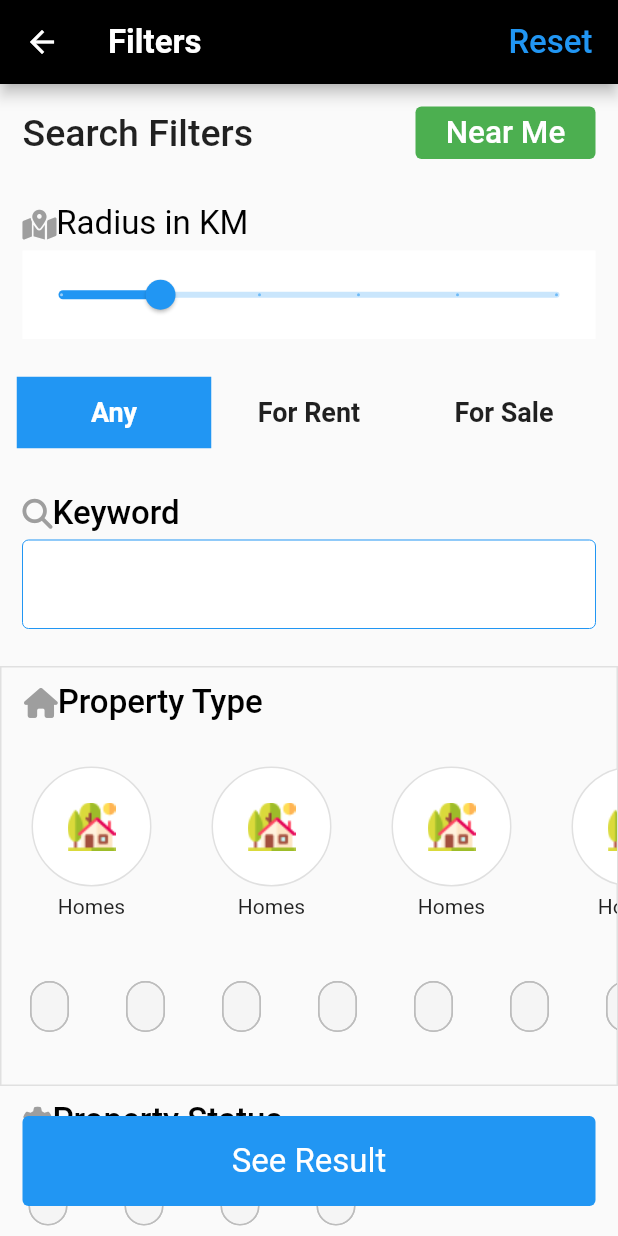
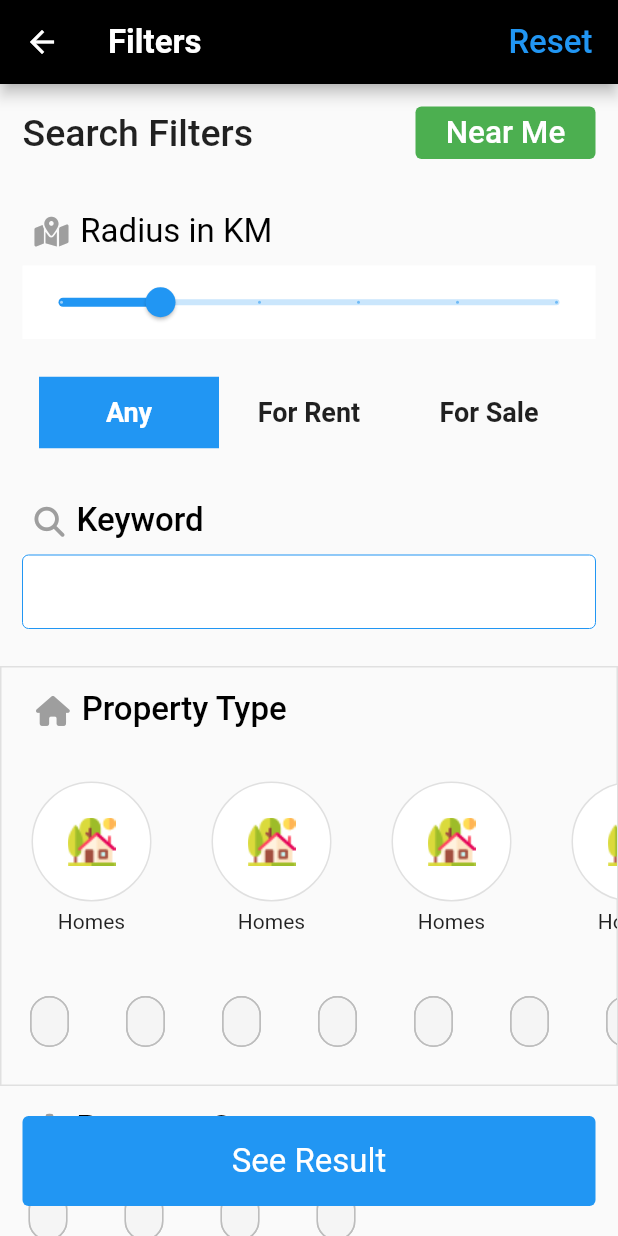
Before and after one commit to waqarabbas66/propertya_app, a Flutter app: the FiltersPage screen opened directly, on a phone screen of 412 x 824 dp. Run offline on Flutter 3.47's test engine with Material 2 defaults, Android fonts, the phone set to English and light mode, and no system bars; drawn by our look-alikes of auto_size_text; our stand-ins replace carousel_slider, flutter_rating_bar, flutter_spinkit, flutter_translate, font_awesome_flutter, google_maps_flutter and 1 more; missing offline and left inert: flutter_animated_dialog; accounts and stored records are empty; statements that could not run were skipped.

Commit message:
Edited ListPage & FilterPage

```diff
--- a/lib/UI/Views/DetailsPageOptions/AttachmentsListPage.dart
+++ b/lib/UI/Views/DetailsPageOptions/AttachmentsListPage.dart
@@ -47,9 +47,9 @@ class _AttachmentsListPageState extends State<AttachmentsListPage> {
                     ),
                   ),
                   title: AutoSizeText("Home-Attachment-Report",
-                    maxLines: 2,
+                    maxLines: 1,
                     style: TextStyle(
-                        fontSize: 23,
+                        fontSize: 20,
                         fontWeight: FontWeight.w400
                     ),
                   ),
--- a/lib/UI/Views/FiltersPage.dart
+++ b/lib/UI/Views/FiltersPage.dart
@@ -124,7 +124,10 @@ class _FiltersPageState extends State<FiltersPage> {
                                 children: [
                                   Row(
                                     children: [
-                                      FaIcon(FontAwesomeIcons.mapMarkedAlt, color: Color5, size: 20,),
+                                      Padding(
+                                        padding: const EdgeInsets.all(8.0),
+                                        child: FaIcon(FontAwesomeIcons.mapMarkedAlt, color: Color5, size: 20,),
+                                      ),
                                       AutoSizeText(
                                         translate('filter_page.radius_in_km'),
                                         maxLines: 2,
@@ -176,7 +179,7 @@ class _FiltersPageState extends State<FiltersPage> {
                     children: [
                       SizedBox(
                         height: 36,
-                        width: 130,
+                        width: 120,
                         child: Center(
                             child: AutoSizeText(
                           translate('filter_page.any'),
@@ -186,7 +189,7 @@ class _FiltersPageState extends State<FiltersPage> {
                       ),
                       SizedBox(
                         height: 36,
-                        width: 130,
+                        width: 120,
                         child: Center(child: AutoSizeText(
                           translate('filter_page.for_rent'),
                           maxLines: 2,
@@ -194,7 +197,7 @@ class _FiltersPageState extends State<FiltersPage> {
                       ),
                       SizedBox(
                         height: 36,
-                        width: 130,
+                        width: 120,
                         child: Center(child: AutoSizeText(
                           translate('filter_page.for_sale'),
                           maxLines: 2,
@@ -231,7 +234,10 @@ class _FiltersPageState extends State<FiltersPage> {
                                 children: [
                                   Row(
                                     children: [
-                                      FaIcon(FontAwesomeIcons.search, color: Color5, size: 20,),
+                                      Padding(
+                                        padding: const EdgeInsets.all(8.0),
+                                        child: FaIcon(FontAwesomeIcons.search, color: Color5, size: 20,),
+                                      ),
                                       AutoSizeText(
                                         translate('filter_page.keyword'),
                                         maxLines: 2,
@@ -291,7 +297,10 @@ class _FiltersPageState extends State<FiltersPage> {
                           padding: const EdgeInsets.only(left: 15, bottom: 10, top: 10),
                           child: Row(
                             children: [
-                              FaIcon(FontAwesomeIcons.homeAlt, color: Color5, size: 20,),
+                              Padding(
+                                padding: const EdgeInsets.all(8.0),
+                                child: FaIcon(FontAwesomeIcons.homeAlt, color: Color5, size: 20,),
+                              ),
                               AutoSizeText(
                                 translate('filter_page.property_type'),
                                 maxLines: 2,
@@ -365,7 +374,10 @@ class _FiltersPageState extends State<FiltersPage> {
                     padding: const EdgeInsets.only(left: 15, bottom: 10, top: 10),
                     child: Row(
                       children: [
-                        FaIcon(FontAwesomeIcons.gear, color: Color5, size: 20,),
+                        Padding(
+                          padding: const EdgeInsets.all(8.0),
+                          child: FaIcon(FontAwesomeIcons.gear, color: Color5, size: 20,),
+                        ),
                         AutoSizeText(
                           translate('filter_page.property_status'),
                           maxLines: 2,
@@ -408,7 +420,10 @@ class _FiltersPageState extends State<FiltersPage> {
                       children: [
                         Row(
                           children: [
-                            FaIcon(FontAwesomeIcons.tag, color: Color5, size: 20,),
+                            Padding(
+                              padding: const EdgeInsets.all(8.0),
+                              child: FaIcon(FontAwesomeIcons.tag, color: Color5, size: 20,),
+                            ),
                             AutoSizeText(
                               translate('filter_page.price'),
                               maxLines: 2,
@@ -528,7 +543,10 @@ class _FiltersPageState extends State<FiltersPage> {
                       children: [
                         Row(
                           children: [
-                            Icon(Icons.zoom_out_map, color: Color5, size: 20,),
+                            Padding(
+                              padding: const EdgeInsets.all(8.0),
+                              child: Icon(Icons.zoom_out_map, color: Color5, size: 20,),
+                            ),
                             Row(
                               children: [
                                 AutoSizeText(
@@ -629,7 +647,10 @@ class _FiltersPageState extends State<FiltersPage> {
                       children: [
                         Row(
                           children: [
-                            FaIcon(FontAwesomeIcons.locationDot, color: Color5, size: 20,),
+                            Padding(
+                              padding: const EdgeInsets.all(8.0),
+                              child: FaIcon(FontAwesomeIcons.locationDot, color: Color5, size: 20,),
+                            ),
                             AutoSizeText(
                               translate('filter_page.location'),
                               style: TextStyle(
@@ -681,7 +702,10 @@ class _FiltersPageState extends State<FiltersPage> {
                       children: [
                         Row(
                           children: [
-                            FaIcon(FontAwesomeIcons.bed, color: Color5, size: 20,),
+                            Padding(
+                              padding: const EdgeInsets.all(8.0),
+                              child: FaIcon(FontAwesomeIcons.bed, color: Color5, size: 20,),
+                            ),
                             AutoSizeText(
                               translate('filter_page.bedrooms'),
                               style: TextStyle(
@@ -697,10 +721,12 @@ class _FiltersPageState extends State<FiltersPage> {
                   ),
                   SizedBox(height: 10,),
                   ToggleButtons(
-                    renderBorder: false,
+                    renderBorder: true,
                     selectedColor: Colors.white,
                     disabledColor: Colors.black,
                     highlightColor: Color1,
+                    borderColor: Colors.blue.shade200,
+
                     fillColor: Color1,
                     textStyle: const TextStyle(
                         fontWeight: FontWeight.bold, fontSize: 18),
@@ -715,27 +741,22 @@ class _FiltersPageState extends State<FiltersPage> {
                       ),
                       SizedBox(
                         height: 40,
-                        width: 55,
                         child: Center(child: Text('1+')),
                       ),
                       SizedBox(
                         height: 40,
-                        width: 65,
                         child: Center(child: Text('2+')),
                       ),
                       SizedBox(
                         height: 40,
-                        width: 65,
                         child: Center(child: Text('3+')),
                       ),
                       SizedBox(
                         height: 40,
-                        width: 65,
                         child: Center(child: Text('4+')),
                       ),
                       SizedBox(
                         height: 40,
-                        width: 65,
                         child: Center(child: Text('5+')),
                       ),
                     ],
@@ -761,7 +782,10 @@ class _FiltersPageState extends State<FiltersPage> {
                       children: [
                         Row(
                           children: [
-                            FaIcon(FontAwesomeIcons.bath, color: Color5, size: 20,),
+                            Padding(
+                              padding: const EdgeInsets.all(8.0),
+                              child: FaIcon(FontAwesomeIcons.bath, color: Color5, size: 20,),
+                            ),
                             AutoSizeText(
                               translate('filter_page.bathrooms'),
                               maxLines: 2,
@@ -778,10 +802,11 @@ class _FiltersPageState extends State<FiltersPage> {
                   ),
                   SizedBox(height: 10,),
                   ToggleButtons(
-                    renderBorder: false,
+                    renderBorder: true,
                     selectedColor: Colors.white,
                     disabledColor: Colors.black,
                     highlightColor: Color1,
+                    borderColor: Colors.blue.shade200,
                     fillColor: Color1,
                     textStyle: const TextStyle(
                         fontWeight: FontWeight.bold, fontSize: 18),
@@ -789,34 +814,28 @@ class _FiltersPageState extends State<FiltersPage> {
                     children: [
                       SizedBox(
                         height: 40,
-                        width: 55,
                         child: Center(child: Text(
                           translate('filter_page.any'),
                         )),
                       ),
                       SizedBox(
                         height: 40,
-                        width: 55,
                         child: Center(child: Text('1+')),
                       ),
                       SizedBox(
                         height: 40,
-                        width: 65,
                         child: Center(child: Text('2+')),
                       ),
                       SizedBox(
                         height: 40,
-                        width: 65,
                         child: Center(child: Text('3+')),
                       ),
                       SizedBox(
                         height: 40,
-                        width: 65,
                         child: Center(child: Text('4+')),
                       ),
                       SizedBox(
                         height: 40,
-                        width: 65,
                         child: Center(child: Text('5+')),
                       ),
                     ],
@@ -884,7 +903,7 @@ class _FiltersPageState extends State<FiltersPage> {
                                       Text(
                                         translate('filter_page.24_hour_security'),
                                         style: TextStyle(
-                                            fontSize: 17,
+                                            fontSize: 15,
                                             color: Color2,
                                             fontWeight: FontWeight.w500
                                         ),
@@ -905,7 +924,7 @@ class _FiltersPageState extends State<FiltersPage> {
                                       Text(
                                         translate('filter_page.balcony'),
                                         style: TextStyle(
-                                            fontSize: 17,
+                                            fontSize: 15,
                                             color: Color2,
                                             fontWeight: FontWeight.w500
                                         ),
@@ -926,7 +945,7 @@ class _FiltersPageState extends State<FiltersPage> {
                                       Text(
                                         translate('filter_page.fire_alarm'),
                                         style: TextStyle(
-                                            fontSize: 17,
+                                            fontSize: 15,
                                             color: Color2,
                                             fontWeight: FontWeight.w500
                                         ),
@@ -947,7 +966,7 @@ class _FiltersPageState extends State<FiltersPage> {
                                       Text(
                                         translate('filter_page.gym'),
                                         style: TextStyle(
-                                            fontSize: 17,
+                                            fontSize: 15,
                                             color: Color2,
                                             fontWeight: FontWeight.w500
                                         ),
@@ -968,7 +987,7 @@ class _FiltersPageState extends State<FiltersPage> {
                                       Text(
                                         translate('filter_page.kitchen'),
                                         style: TextStyle(
-                                            fontSize: 17,
+                                            fontSize: 15,
                                             color: Color2,
                                             fontWeight: FontWeight.w500
                                         ),
@@ -989,7 +1008,7 @@ class _FiltersPageState extends State<FiltersPage> {
                                       Text(
                                         translate('filter_page.lawn'),
                                         style: TextStyle(
-                                            fontSize: 17,
+                                            fontSize: 15,
                                             color: Color2,
                                             fontWeight: FontWeight.w500
                                         ),
@@ -1010,7 +1029,7 @@ class _FiltersPageState extends State<FiltersPage> {
                                       Text(
                                         translate('filter_page.swimming_pool'),
                                         style: TextStyle(
-                                            fontSize: 17,
+                                            fontSize: 15,
                                             color: Color2,
                                             fontWeight: FontWeight.w500
                                         ),
@@ -1031,7 +1050,7 @@ class _FiltersPageState extends State<FiltersPage> {
                                       Text(
                                         translate('filter_page.wifi'),
                                         style: TextStyle(
-                                            fontSize: 17,
+                                            fontSize: 15,
                                             color: Color2,
                                             fontWeight: FontWeight.w500
                                         ),
@@ -1066,7 +1085,7 @@ class _FiltersPageState extends State<FiltersPage> {
                                       Text(
                                         translate('filter_page.air_conditioning'),
                                         style: TextStyle(
-                                            fontSize: 17,
+                                            fontSize: 15,
                                             color: Color2,
                                             fontWeight: FontWeight.w500
                                         ),
@@ -1087,7 +1106,7 @@ class _FiltersPageState extends State<FiltersPage> {
                                       Text(
                                         translate('filter_page.central_heating'),
                                         style: TextStyle(
-                                            fontSize: 17,
+                                            fontSize: 15,
                                             color: Color2,
                                             fontWeight: FontWeight.w500
                                         ),
@@ -1108,7 +1127,7 @@ class _FiltersPageState extends State<FiltersPage> {
                                       Text(
                                         translate('filter_page.garage'),
                                         style: TextStyle(
-                                            fontSize: 17,
+                                            fontSize: 15,
                                             color: Color2,
                                             fontWeight: FontWeight.w500
                                         ),
@@ -1129,7 +1148,7 @@ class _FiltersPageState extends State<FiltersPage> {
                                       Text(
                                         translate('filter_page.home_theater'),
                                         style: TextStyle(
-                                            fontSize: 17,
+                                            fontSize: 15,
                                             color: Color2,
                                             fontWeight: FontWeight.w500
                                         ),
@@ -1150,7 +1169,7 @@ class _FiltersPageState extends State<FiltersPage> {
                                       Text(
                                         translate('filter_page.laundry'),
                                         style: TextStyle(
-                                            fontSize: 17,
+                                            fontSize: 15,
                                             color: Color2,
                                             fontWeight: FontWeight.w500
                                         ),
@@ -1171,7 +1190,7 @@ class _FiltersPageState extends State<FiltersPage> {
                                       Text(
                                         translate('filter_page.refrigerator'),
                                         style: TextStyle(
-                                            fontSize: 17,
+                                            fontSize: 15,
                                             color: Color2,
                                             fontWeight: FontWeight.w500
                                         ),
@@ -1192,7 +1211,7 @@ class _FiltersPageState extends State<FiltersPage> {
                                       Text(
                                         translate('filter_page.washer'),
                                         style: TextStyle(
-                                            fontSize: 17,
+                                            fontSize: 15,
                                             color: Color2,
                                             fontWeight: FontWeight.w500
                                         ),
@@ -1213,7 +1232,7 @@ class _FiltersPageState extends State<FiltersPage> {
                                       Text(
                                         translate('filter_page.window_covering'),
                                         style: TextStyle(
-                                            fontSize: 17,
+                                            fontSize: 15,
                                             color: Color2,
                                             fontWeight: FontWeight.w500
                                         ),
```
Also changed, not shown: lib/UI/Views/DetailsPageOptions/MortageCalculatorPage.dart (+4 -8 lines), lib/UI/Views/DetailsPageOptions/RatingsPage.dart (+17 -17 lines), lib/UI/Views/DetailsPageOptions/WhatsNearByPage.dart (+20 -20 lines), lib/UI/Views/PropertiesDetailPage.dart (+43 -35 lines), lib/UI/Views/PropertiesListPage.dart (+125 -103 lines).
